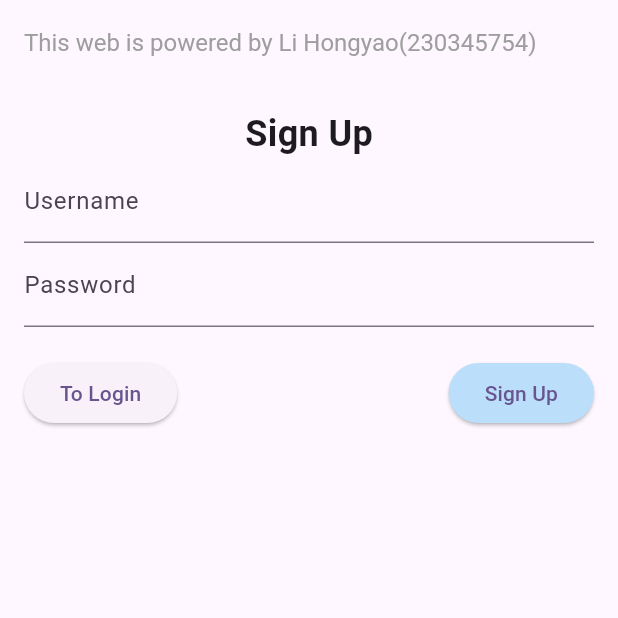
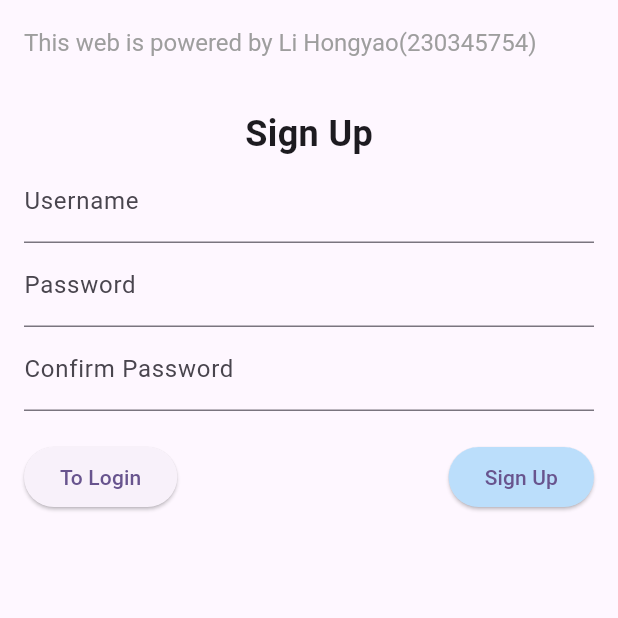
Before and after one commit to GinkoTyping/flutter-daily-english, a Flutter app: the screen it shows after launch, after a tap on "To Sign Up", on a phone screen of 412 x 824 dp, the top half of it. Run offline on Flutter 3.47's test engine with Material 3 defaults, Android fonts, the phone set to English and light mode, and no system bars; our stand-ins replace dio; missing offline and left inert: dart:html.

Commit message:
确认密码

```diff
--- a/FlutterApp/lib/main.dart
+++ b/FlutterApp/lib/main.dart
@@ -36,6 +36,8 @@ class _LoginScreenState extends State<LoginScreen> {
   final _formKey = GlobalKey<FormState>();
   String _username = '';
   String _password = '';
+  String _confirmPassword = '';
+
   String _response = '';
 
   String _formTitle = 'Login';
@@ -57,8 +59,8 @@ class _LoginScreenState extends State<LoginScreen> {
   }
 
   void _submit() async {
+    _formKey.currentState!.save();
     if (_formKey.currentState!.validate()) {
-      _formKey.currentState!.save();
 
       String url = _isLogin ? 'login.php' : 'register.php';
 
@@ -75,7 +77,9 @@ class _LoginScreenState extends State<LoginScreen> {
         if (response.data['success']) {
           Navigator.push(
             context,
-            MaterialPageRoute(builder: (context) => UserProfilePage(username: _username, id: response.data['id'])),
+            MaterialPageRoute(
+                builder: (context) => UserProfilePage(
+                    username: _username, id: response.data['id'])),
           );
         }
       } catch (e) {
@@ -137,6 +141,24 @@ class _LoginScreenState extends State<LoginScreen> {
                   _password = value!;
                 },
               ),
+              if (!_isLogin)
+                TextFormField(
+                  decoration:
+                      const InputDecoration(labelText: 'Confirm Password'),
+                  obscureText: true,
+                  validator: (value) {
+                    print('$value, $_password');
+                    if (value == null || value.isEmpty) {
+                      return 'Please confirm your password.';
+                    } else if (value != _password) {
+                      return 'Passwords do not match.';
+                    }
+                    return null;
+                  },
+                  onSaved: (value) {
+                    _confirmPassword = value!;
+                  },
+                ),
               const SizedBox(height: 20),
               Row(
                 mainAxisAlignment: MainAxisAlignment.spaceBetween,
```
